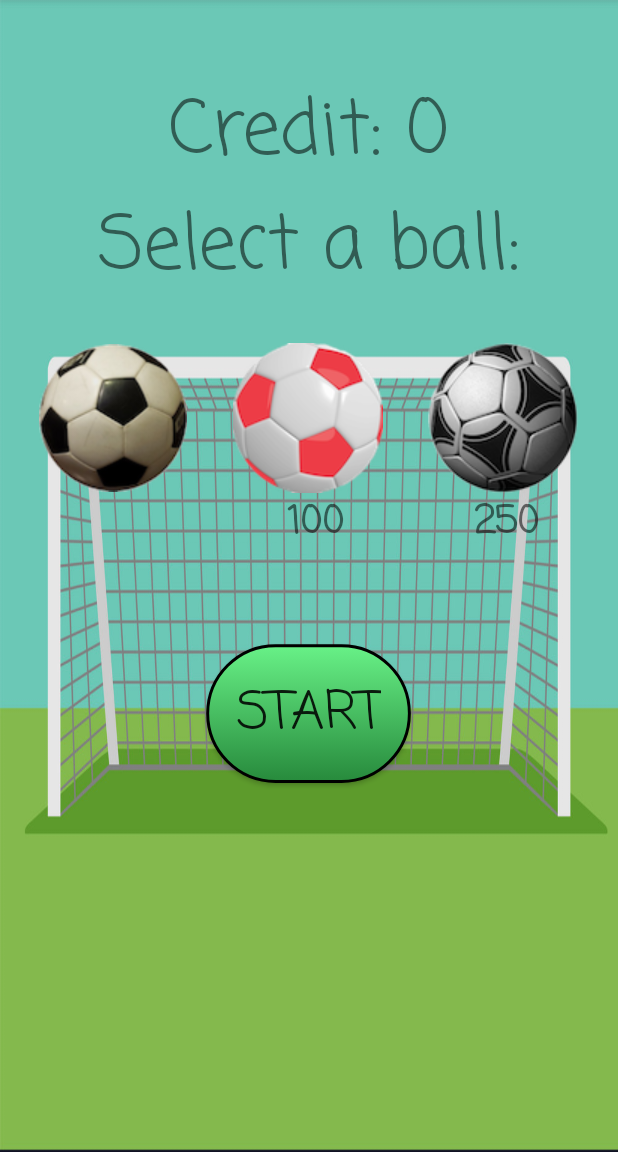
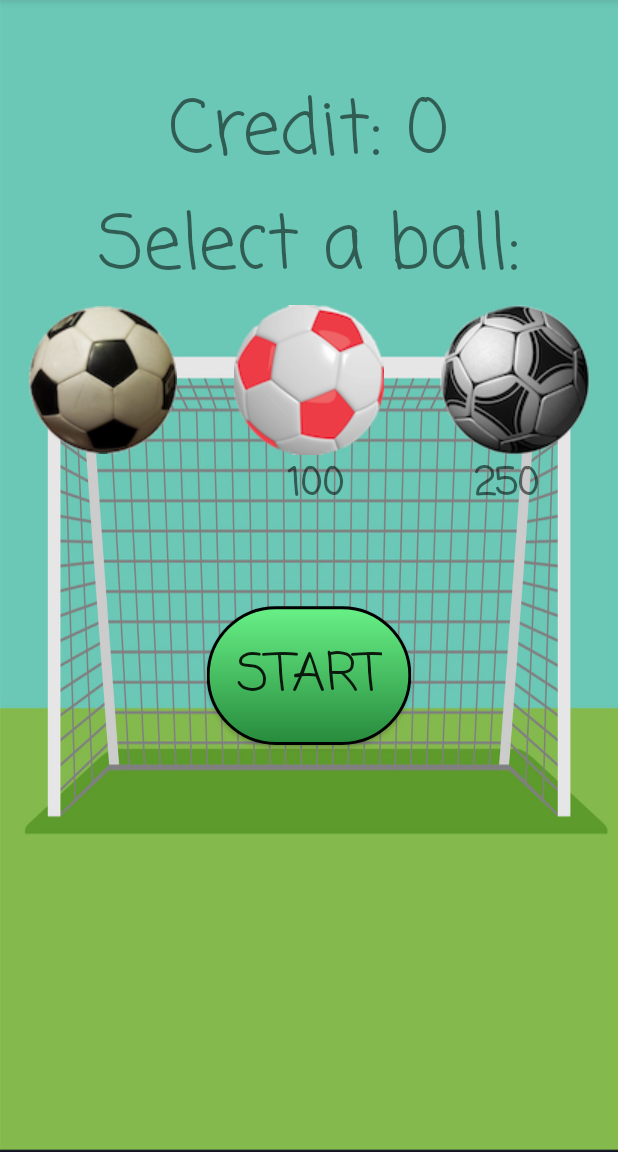
Before and after one commit to MayheMatan/TapTheBall, an Android app: the ChooseActivity screen opened directly, with no data from a screen before it, on a phone screen of 412 x 824 dp, the part 84-1236 px from its top. Run offline under Robolectric (Android 15) with nearby library versions, the phone set to English and light mode, and no system bars.

Commit message:
fixes added

```diff
--- a/app/src/main/java/com/mayhematan/taptheball/ChooseActivity.java
+++ b/app/src/main/java/com/mayhematan/taptheball/ChooseActivity.java
@@ -275,6 +275,7 @@ public class ChooseActivity extends AppCompatActivity {
                 Intent intent = new Intent ( ChooseActivity.this, MainActivity.class );
                 intent.putExtra ( "Name", "" );
                 startActivity(intent);
+                finish ();
                 break;
             }
         }
--- a/app/src/main/java/com/mayhematan/taptheball/FirstActivity.java
+++ b/app/src/main/java/com/mayhematan/taptheball/FirstActivity.java
@@ -19,7 +19,6 @@ import android.widget.ImageView;
 public class FirstActivity extends AppCompatActivity {
 
     AlertDialog dialog;
-    MediaPlayer mainSound;
     SharedPreferences preference;
     boolean isMusicOn;
     MusicManager musicManager;
@@ -67,8 +66,8 @@ public class FirstActivity extends AppCompatActivity {
             @Override
             public void onClick(View v) {
                 Intent mainIntent = new Intent ( FirstActivity.this, MainActivity.class );
-
                 startActivity ( mainIntent );
+                finish ();
             }
         } );
 
@@ -77,8 +76,8 @@ public class FirstActivity extends AppCompatActivity {
             @Override
             public void onClick(View v) {
                 Intent LeaderboardIntent = new Intent ( FirstActivity.this, LeaderBoardActivity.class );
-
                 startActivity ( LeaderboardIntent );
+                finish ();
             }
         } );
 
--- a/app/src/main/java/com/mayhematan/taptheball/LeaderBoardActivity.java
+++ b/app/src/main/java/com/mayhematan/taptheball/LeaderBoardActivity.java
@@ -50,7 +50,6 @@ public class LeaderBoardActivity extends AppCompatActivity {
         playerAdapter.setListener(new PlayerAdapter.MyPlayerListener() {
             @Override
             public void onPlayerClicked(int position, View view) {
-                Toast.makeText( LeaderBoardActivity.this, playerInfoList.get(position).getName(), Toast.LENGTH_SHORT).show();
             }
 
             @Override
@@ -71,11 +70,6 @@ public class LeaderBoardActivity extends AppCompatActivity {
             @Override
             public void onSwiped(RecyclerView.ViewHolder viewHolder, int direction) {
 
-                if(direction==ItemTouchHelper.RIGHT)
-                    Toast.makeText( LeaderBoardActivity.this, "Right", Toast.LENGTH_SHORT).show();
-                else if(direction==ItemTouchHelper.LEFT)
-                    Toast.makeText( LeaderBoardActivity.this, "Left", Toast.LENGTH_SHORT).show();
-
                 playerInfoList.remove(viewHolder.getAdapterPosition());
                 playerAdapter.notifyItemRemoved(viewHolder.getAdapterPosition());
                 size--;
--- a/app/src/main/java/com/mayhematan/taptheball/MainActivity.java
+++ b/app/src/main/java/com/mayhematan/taptheball/MainActivity.java
@@ -71,6 +71,7 @@ public class MainActivity extends AppCompatActivity {
             public void onClick(View v) {
                 Intent intent = new Intent ( MainActivity.this, LeaderBoardActivity.class );
                 startActivity(intent);
+                finish ();
             }
         } );
 
@@ -94,6 +95,7 @@ public class MainActivity extends AppCompatActivity {
                             Bundle extras = new Bundle ();
                             intent.putExtras ( extras );
                             startActivity ( intent );
+                            finish ();
                         }
                         else {
                             AlertDialog.Builder builder = new AlertDialog.Builder ( MainActivity.this, R.style.CustomAlertDialog );
--- a/app/src/main/java/com/mayhematan/taptheball/PlayActivity.java
+++ b/app/src/main/java/com/mayhematan/taptheball/PlayActivity.java
@@ -316,6 +316,7 @@ public class PlayActivity extends AppCompatActivity {
                 Intent intent = new Intent ( PlayActivity.this, MainActivity.class );
                 intent.putExtra ( "Name", "" );
                 startActivity(intent);
+                finish ();
                 break;
             }
         }
--- a/app/src/main/res/layout/activity_choose.xml
+++ b/app/src/main/res/layout/activity_choose.xml
@@ -28,7 +28,7 @@
     <LinearLayout
         android:layout_width="match_parent"
         android:layout_height="wrap_content"
-        android:layout_below="@id/noob_ball"
+        android:layout_below="@id/ball_wraper"
         android:layout_centerHorizontal="true"
         android:layout_centerInParent="true"
         android:weightSum="3">
@@ -69,44 +69,45 @@
 
     </LinearLayout>
 
+    <LinearLayout
+        android:id="@+id/ball_wraper"
+        android:layout_width="match_parent"
+        android:layout_height="wrap_content"
+        android:layout_below="@id/ball_select"
+        android:weightSum="3">
+
     <ImageButton
         android:id="@+id/noob_ball"
-        android:layout_width="wrap_content"
-        android:layout_height="wrap_content"
+        android:layout_width="0dp"
+        android:layout_height="match_parent"
         android:src="@drawable/ball_noob"
-        android:background="@color/zeroAlpha"
-        android:layout_below="@+id/ball_select"
-        android:layout_marginStart="25dp"
-        android:layout_marginTop="25dp"/>
+        android:layout_weight="1"
+        android:background="@color/zeroAlpha" />
 
     <ImageButton
         android:id="@+id/med_ball"
-        android:layout_toEndOf="@id/noob_ball"
-        android:layout_width="wrap_content"
-        android:layout_height="wrap_content"
+        android:layout_width="0dp"
+        android:layout_height="match_parent"
         android:src="@drawable/ball_med"
-        android:background="@color/zeroAlpha"
-        android:layout_below="@+id/ball_select"
-        android:layout_marginStart="30dp"
-        android:layout_marginTop="25dp"/>
+        android:layout_weight="1"
+        android:background="@color/zeroAlpha" />
 
     <ImageButton
         android:id="@+id/expert_ball"
-        android:layout_width="wrap_content"
-        android:layout_height="wrap_content"
+        android:layout_width="0dp"
+        android:layout_height="match_parent"
+        android:layout_weight="1"
         android:src="@drawable/ball_expert"
-        android:background="@color/zeroAlpha"
-        android:layout_below="@+id/ball_select"
-        android:layout_toEndOf="@id/med_ball"
-        android:layout_marginStart="30dp"
-        android:layout_marginTop="25dp"/>
+        android:background="@color/zeroAlpha" />
+
+    </LinearLayout>
 
     <Button
         android:id="@+id/start_btn"
         android:layout_width="wrap_content"
         android:layout_height="wrap_content"
         android:layout_centerHorizontal="true"
-        android:layout_below="@id/med_ball"
+        android:layout_below="@id/ball_wraper"
         android:layout_marginTop="100dp"
         android:background="@drawable/textview_shape"
         android:text="@string/start"
```
